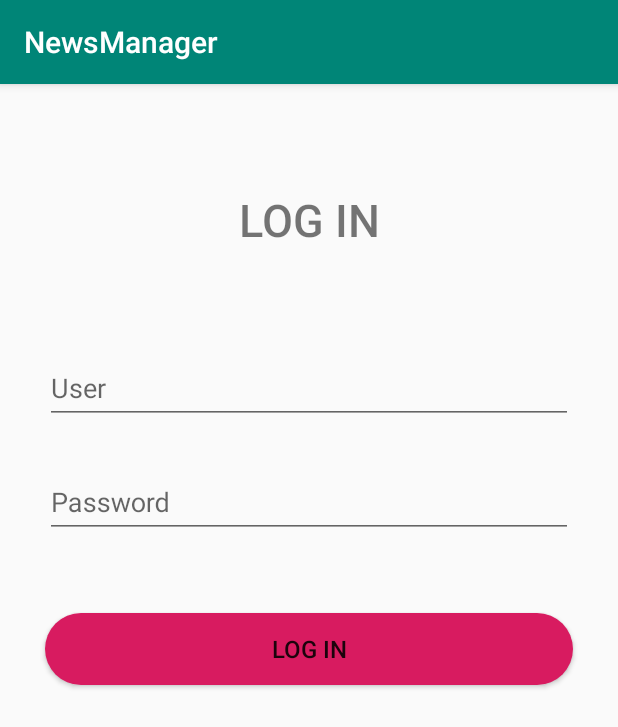
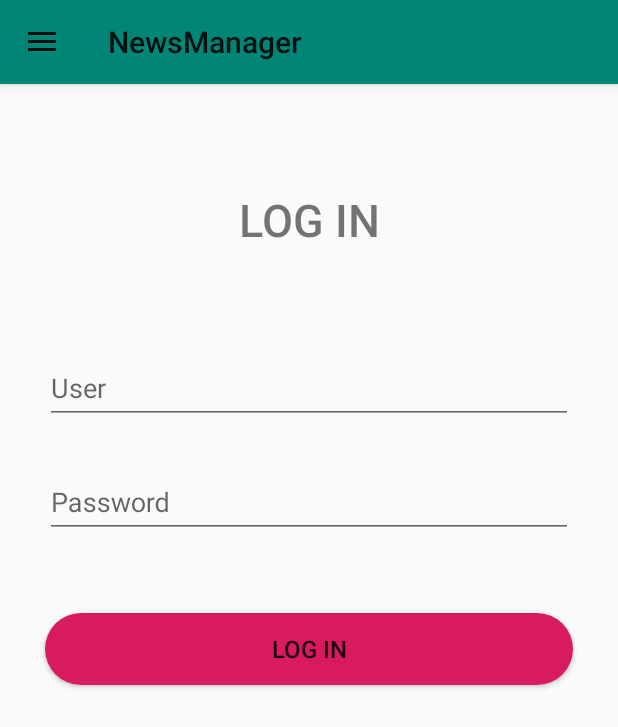
Before and after one commit to jjlii/News_Manager, an Android app: the LogInFragment screen opened through its navigation route, on a phone screen of 412 x 824 dp. Shown: the top 727 px of the screen. Run offline under Robolectric (Android 15) with nearby library versions, the phone set to English and light mode, and no system bars; libraries missing offline, so code that uses them is left out: org.json.simple; 5 statements that could not run were skipped.

Commit message:
Navigation bar

```diff
--- a/app/src/main/java/es/upm/etsiinf/pmd/pmdproject1920/MainActivity.java
+++ b/app/src/main/java/es/upm/etsiinf/pmd/pmdproject1920/MainActivity.java
@@ -3,15 +3,40 @@ package es.upm.etsiinf.pmd.pmdproject1920;
 
 import android.os.Bundle;
 
+import androidx.appcompat.app.ActionBarDrawerToggle;
 import androidx.appcompat.app.AppCompatActivity;
+import androidx.appcompat.widget.Toolbar;
+import androidx.core.view.GravityCompat;
+import androidx.drawerlayout.widget.DrawerLayout;
 
 import static androidx.navigation.Navigation.findNavController;
 
 public class MainActivity extends AppCompatActivity {
+
+    private DrawerLayout drawer;
+
     @Override
     protected void onCreate(Bundle savedInstanceState) {
         super.onCreate(savedInstanceState);
         setContentView(R.layout.activity_main);
+        Toolbar toolbar = findViewById(R.id.toolbar);
+        setSupportActionBar(toolbar);
+
+        drawer = findViewById(R.id.activity_main);
+
+        ActionBarDrawerToggle toggle = new ActionBarDrawerToggle(this,drawer,toolbar,
+                R.string.navigation_drawer_open,R.string.navigation_drawer_close);
+        drawer.addDrawerListener(toggle);
+        toggle.syncState();
+    }
+
+    @Override
+    public void onBackPressed() {
+        if (drawer.isDrawerOpen(GravityCompat.START)){
+            drawer.closeDrawer(GravityCompat.START);
+        }else {
+            super.onBackPressed();
+        }
     }
 
     @Override
--- a/app/src/main/java/es/upm/etsiinf/pmd/pmdproject1920/Task/DetailArticleTask.java
+++ b/app/src/main/java/es/upm/etsiinf/pmd/pmdproject1920/Task/DetailArticleTask.java
@@ -1,11 +1,6 @@
 package es.upm.etsiinf.pmd.pmdproject1920.Task;
 
 import android.os.AsyncTask;
-import android.util.Log;
-
-import java.util.List;
-
-import es.upm.etsiinf.pmd.pmdproject1920.Fragments.ArticleDetailsFragmentArgs;
 import es.upm.etsiinf.pmd.pmdproject1920.model.Article;
 import es.upm.etsiinf.pmd.pmdproject1920.utils.network.ModelManager;
 import es.upm.etsiinf.pmd.pmdproject1920.utils.network.exceptions.ServerCommunicationError;
--- /dev/null
+++ b/app/src/main/res/drawable/ic_all_24dp.xml
@@ -0,0 +1,5 @@
+<vector android:height="24dp" android:tint="#008577"
+    android:viewportHeight="24.0" android:viewportWidth="24.0"
+    android:width="24dp" xmlns:android="http://schemas.android.com/apk/res/android">
+    <path android:fillColor="#FF000000" android:pathData="M10,4H4c-1.1,0 -1.99,0.9 -1.99,2L2,18c0,1.1 0.9,2 2,2h16c1.1,0 2,-0.9 2,-2V8c0,-1.1 -0.9,-2 -2,-2h-8l-2,-2z"/>
+</vector>
--- /dev/null
+++ b/app/src/main/res/drawable/ic_economy_24dp.xml
@@ -0,0 +1,5 @@
+<vector android:height="24dp" android:tint="#008577"
+    android:viewportHeight="24.0" android:viewportWidth="24.0"
+    android:width="24dp" xmlns:android="http://schemas.android.com/apk/res/android">
+    <path android:fillColor="#FF000000" android:pathData="M4,10v7h3v-7L4,10zM10,10v7h3v-7h-3zM2,22h19v-3L2,19v3zM16,10v7h3v-7h-3zM11.5,1L2,6v2h19L21,6l-9.5,-5z"/>
+</vector>
--- /dev/null
+++ b/app/src/main/res/drawable/ic_national_24dp.xml
@@ -0,0 +1,5 @@
+<vector android:height="24dp" android:tint="#008577"
+    android:viewportHeight="24.0" android:viewportWidth="24.0"
+    android:width="24dp" xmlns:android="http://schemas.android.com/apk/res/android">
+    <path android:fillColor="#FF000000" android:pathData="M11.99,2C6.47,2 2,6.48 2,12s4.47,10 9.99,10C17.52,22 22,17.52 22,12S17.52,2 11.99,2zM18.92,8h-2.95c-0.32,-1.25 -0.78,-2.45 -1.38,-3.56 1.84,0.63 3.37,1.91 4.33,3.56zM12,4.04c0.83,1.2 1.48,2.53 1.91,3.96h-3.82c0.43,-1.43 1.08,-2.76 1.91,-3.96zM4.26,14C4.1,13.36 4,12.69 4,12s0.1,-1.36 0.26,-2h3.38c-0.08,0.66 -0.14,1.32 -0.14,2 0,0.68 0.06,1.34 0.14,2L4.26,14zM5.08,16h2.95c0.32,1.25 0.78,2.45 1.38,3.56 -1.84,-0.63 -3.37,-1.9 -4.33,-3.56zM8.03,8L5.08,8c0.96,-1.66 2.49,-2.93 4.33,-3.56C8.81,5.55 8.35,6.75 8.03,8zM12,19.96c-0.83,-1.2 -1.48,-2.53 -1.91,-3.96h3.82c-0.43,1.43 -1.08,2.76 -1.91,3.96zM14.34,14L9.66,14c-0.09,-0.66 -0.16,-1.32 -0.16,-2 0,-0.68 0.07,-1.35 0.16,-2h4.68c0.09,0.65 0.16,1.32 0.16,2 0,0.68 -0.07,1.34 -0.16,2zM14.59,19.56c0.6,-1.11 1.06,-2.31 1.38,-3.56h2.95c-0.96,1.65 -2.49,2.93 -4.33,3.56zM16.36,14c0.08,-0.66 0.14,-1.32 0.14,-2 0,-0.68 -0.06,-1.34 -0.14,-2h3.38c0.16,0.64 0.26,1.31 0.26,2s-0.1,1.36 -0.26,2h-3.38z"/>
+</vector>
--- /dev/null
+++ b/app/src/main/res/drawable/ic_sport_24dp.xml
@@ -0,0 +1,5 @@
+<vector android:height="24dp" android:tint="#008577"
+    android:viewportHeight="24.0" android:viewportWidth="24.0"
+    android:width="24dp" xmlns:android="http://schemas.android.com/apk/res/android">
+    <path android:fillColor="#FF000000" android:pathData="M13.49,5.48c1.1,0 2,-0.9 2,-2s-0.9,-2 -2,-2 -2,0.9 -2,2 0.9,2 2,2zM9.89,19.38l1,-4.4 2.1,2v6h2v-7.5l-2.1,-2 0.6,-3c1.3,1.5 3.3,2.5 5.5,2.5v-2c-1.9,0 -3.5,-1 -4.3,-2.4l-1,-1.6c-0.4,-0.6 -1,-1 -1.7,-1 -0.3,0 -0.5,0.1 -0.8,0.1l-5.2,2.2v4.7h2v-3.4l1.8,-0.7 -1.6,8.1 -4.9,-1 -0.4,2 7,1.4z"/>
+</vector>
--- /dev/null
+++ b/app/src/main/res/drawable/ic_tech_24dp.xml
@@ -0,0 +1,5 @@
+<vector android:height="24dp" android:tint="#008577"
+    android:viewportHeight="24.0" android:viewportWidth="24.0"
+    android:width="24dp" xmlns:android="http://schemas.android.com/apk/res/android">
+    <path android:fillColor="#FF000000" android:pathData="M20,18c1.1,0 1.99,-0.9 1.99,-2L22,6c0,-1.1 -0.9,-2 -2,-2H4c-1.1,0 -2,0.9 -2,2v10c0,1.1 0.9,2 2,2H0v2h24v-2h-4zM4,6h16v10H4V6z"/>
+</vector>
--- a/app/src/main/res/layout/activity_main.xml
+++ b/app/src/main/res/layout/activity_main.xml
@@ -1,12 +1,26 @@
 <?xml version="1.0" encoding="utf-8"?>
-<RelativeLayout xmlns:android="http://schemas.android.com/apk/res/android"
+<androidx.drawerlayout.widget.DrawerLayout xmlns:android="http://schemas.android.com/apk/res/android"
     android:id="@+id/activity_main"
     xmlns:app="http://schemas.android.com/apk/res-auto"
     xmlns:tools="http://schemas.android.com/tools"
     android:layout_width="match_parent"
     android:layout_height="match_parent"
-    tools:context=".MainActivity">
+    tools:context=".MainActivity"
+    tools:openDrawer="start"
+    >
+    <LinearLayout
+        android:layout_width="match_parent"
+        android:layout_height="match_parent"
+        android:orientation="vertical">
 
+        <androidx.appcompat.widget.Toolbar
+            android:id="@+id/toolbar"
+            android:layout_width="match_parent"
+            android:layout_height="?attr/actionBarSize"
+            android:background="@color/colorPrimary"
+            android:theme="@style/ThemeOverlay.AppCompat.ActionBar"
+            app:popupTheme="@style/ThemeOverlay.AppCompat.Light"
+            android:elevation="4dp"/>
 
         <fragment
             android:id="@+id/nav_host_fragment"
@@ -17,5 +31,13 @@
             app:navGraph="@navigation/app_navigation"
             />
 
+    </LinearLayout>
 
-</RelativeLayout>
+    <com.google.android.material.navigation.NavigationView
+        android:id="@+id/nav_view"
+        android:layout_width="wrap_content"
+        android:layout_height="match_parent"
+        app:headerLayout="@layout/nav_header"
+        app:menu="@menu/drawe_menu"
+        android:layout_gravity="start"/>
+</androidx.drawerlayout.widget.DrawerLayout>
--- /dev/null
+++ b/app/src/main/res/layout/nav_header.xml
@@ -0,0 +1,26 @@
+<?xml version="1.0" encoding="utf-8"?>
+<LinearLayout xmlns:android="http://schemas.android.com/apk/res/android"
+    android:orientation="vertical" android:layout_width="match_parent"
+    android:layout_height="178dp"
+    android:background="@color/colorPrimary"
+    android:padding="16dp"
+    android:theme="@style/ThemeOverlay.AppCompat.Dark"
+    android:gravity="bottom">
+
+    <ImageView
+        android:id="@+id/app_icon"
+        android:layout_width="wrap_content"
+        android:layout_height="wrap_content"
+        android:src="@mipmap/ic_launcher_round"/>
+
+    <TextView
+        android:id="@+id/user_name"
+        android:layout_width="wrap_content"
+        android:layout_height="wrap_content"
+        android:padding="8dp"
+        android:text="@string/user_name"
+        android:textAppearance="@style/TextAppearance.AppCompat.Body1"/>
+
+
+
+</LinearLayout>
--- /dev/null
+++ b/app/src/main/res/menu/drawe_menu.xml
@@ -0,0 +1,30 @@
+<?xml version="1.0" encoding="utf-8"?>
+<menu xmlns:android="http://schemas.android.com/apk/res/android"
+    xmlns:tools="http://schemas.android.com/tools"
+    tools:showIn="navigation_view">
+
+    <item android:title="@string/categories">
+        <menu>
+            <item android:id="@+id/nav_all"
+                android:icon="@drawable/ic_all_24dp"
+                android:title="@string/all_categories"/>
+            <item android:id="@+id/nav_national"
+                android:icon="@drawable/ic_national_24dp"
+                android:title="@string/national"/>
+            <item android:id="@+id/nav_economy"
+                android:icon="@drawable/ic_economy_24dp"
+                android:title="@string/economy"/>
+            <item android:id="@+id/nav_sport"
+                android:icon="@drawable/ic_sport_24dp"
+                android:title="@string/sport"/>
+            <item android:id="@+id/nav_tech"
+                android:icon="@drawable/ic_tech_24dp"
+                android:title="@string/technology"/>
+        </menu>
+
+    </item>
+
+
+
+
+</menu>
--- a/app/src/main/res/values/strings.xml
+++ b/app/src/main/res/values/strings.xml
@@ -13,4 +13,14 @@
     <string name="log_in">LOG IN</string>
     <string name="user">User</string>
     <string name="password">Password</string>
+    <string name="all_categories">All categories</string>
+    <string name="national">National</string>
+    <string name="economy">Economy</string>
+    <string name="sport">Sport</string>
+    <string name="technology">Technology</string>
+    <string name="categories">Categories</string>
+    <string name="user_name">User name</string>
+    <string name="navigation_drawer_open">Open navigation drawer</string>
+    <string name="navigation_drawer_close">Close navigation drawer</string>
+    <string name="account">Account</string>
 </resources>
--- a/app/src/main/res/values/styles.xml
+++ b/app/src/main/res/values/styles.xml
@@ -1,7 +1,7 @@
 <resources>
 
     <!-- Base application theme. -->
-    <style name="AppTheme" parent="Theme.AppCompat.Light.DarkActionBar">
+    <style name="AppTheme" parent="Theme.AppCompat.Light.NoActionBar">
         <!-- Customize your theme here. -->
         <item name="colorPrimary">@color/colorPrimary</item>
         <item name="colorPrimaryDark">@color/colorPrimaryDark</item>
```
Lines whose indentation alone changed are shown as unchanged.
